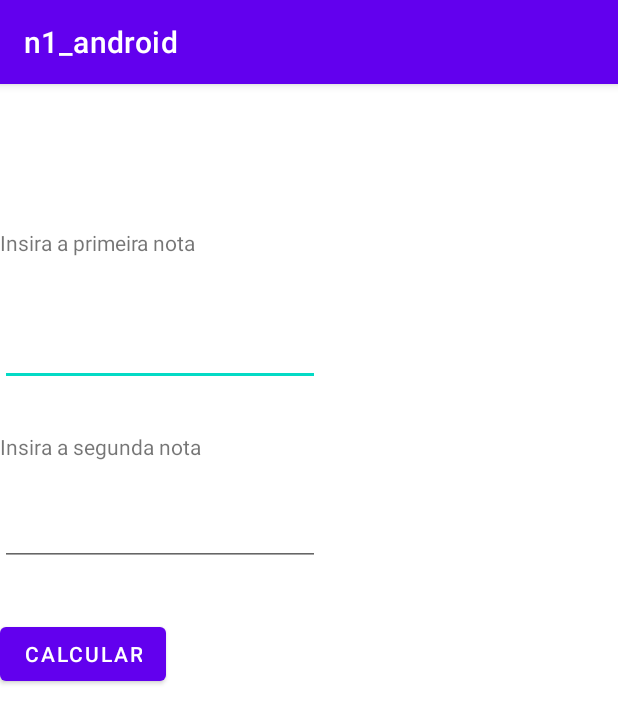
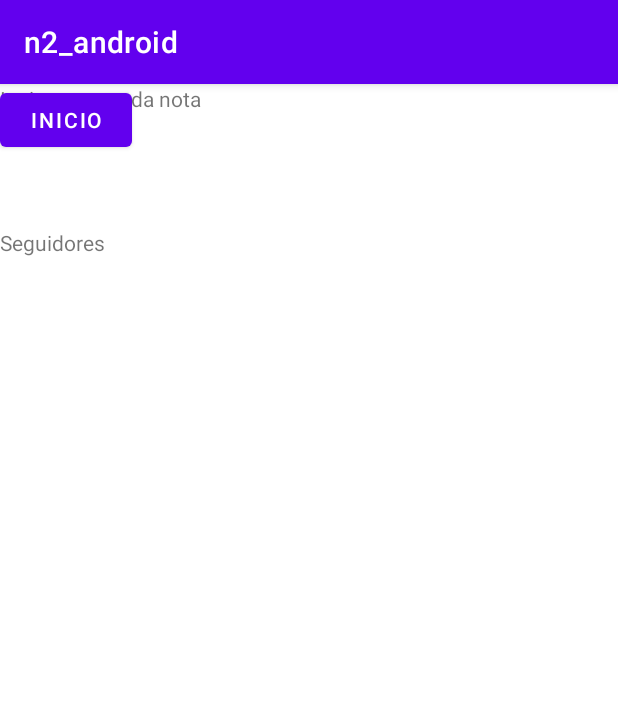
Before and after one commit to eduardo-neves/n2-android, an Android app: the screen it shows after launch (nota before the commit, followers after it), after a tap on "SEGUINTE", on a phone screen of 412 x 824 dp. Shown: the top 723 px of the screen. Run offline under Robolectric (Android 15) with nearby library versions, the phone set to English and light mode, and no system bars; 1 statement that could not run was skipped.

Commit message:
First commit

```diff
--- a/app/src/main/java/com/example/n1_android/MainActivity.java
+++ /dev/null
@@ -1,31 +0,0 @@
-package com.example.n1_android;
-
-import androidx.appcompat.app.AppCompatActivity;
-
-import android.content.Intent;
-import android.os.Bundle;
-import android.view.View;
-import android.widget.EditText;
-
-public class MainActivity extends AppCompatActivity {
-
-    EditText campoNome;
-
-    @Override
-    protected void onCreate(Bundle savedInstanceState) {
-        super.onCreate(savedInstanceState);
-        setContentView(R.layout.activity_main);
-
-        campoNome = (EditText)findViewById(R.id.campoNome);
-
-    }
-
-    public void seguinte(View v){
-
-        String nome;
-        nome = campoNome.getText().toString();
-        Intent i = new Intent(this, nota.class);
-        i.putExtra("nome", nome);
-        startActivity(i);
-    }
-}
--- a/app/src/main/java/com/example/n1_android/nota.java
+++ /dev/null
@@ -1,35 +0,0 @@
-package com.example.n1_android;
-
-import androidx.appcompat.app.AppCompatActivity;
-
-import android.content.Intent;
-import android.os.Bundle;
-import android.view.View;
-import android.widget.EditText;
-
-public class nota extends AppCompatActivity {
-
-    EditText nota1;
-    EditText nota2;
-
-    @Override
-    protected void onCreate(Bundle savedInstanceState) {
-        super.onCreate(savedInstanceState);
-        setContentView(R.layout.activity_nota);
-
-        nota1 = (EditText)findViewById(R.id.nota1);
-        nota2 = (EditText)findViewById(R.id.nota2);
-    }
-
-    public void calcular(View v){
-
-        float nota_1 = Float.parseFloat(nota1.getText().toString());
-        float nota_2 = Float.parseFloat(nota2.getText().toString());
-
-        float media = (nota_1 + nota_2) / 2;
-
-        Intent i = new Intent(this, resultado.class);
-        i.putExtra("media", media);
-        startActivity(i);
-    }
-}
--- /dev/null
+++ b/app/src/main/java/com/example/n2_android/MainActivity.java
@@ -0,0 +1,65 @@
+package com.example.n2_android;
+
+import androidx.appcompat.app.AppCompatActivity;
+
+import android.content.Intent;
+import android.os.Bundle;
+import android.view.View;
+import android.widget.TextView;
+
+import com.example.n2_android.R;
+
+import java.net.HttpURLConnection;
+import java.net.URL;
+import java.util.Scanner;
+
+public class MainActivity extends AppCompatActivity {
+
+    TextView txAPI;
+
+    @Override
+    protected void onCreate(Bundle savedInstanceState) {
+        super.onCreate(savedInstanceState);
+        setContentView(R.layout.activity_main);
+
+        txAPI = (TextView)findViewById(R.id.txAPI);
+        String result = "";
+
+        try {
+
+            URL url = new URL("https://api.github.com/users/giselezrossi/");
+
+            HttpURLConnection conn = (HttpURLConnection) url.openConnection();
+            conn.setRequestMethod("GET");
+            conn.connect();
+
+            int responsecode = conn.getResponseCode();
+            txAPI.setText(responsecode);
+
+            if (responsecode != 200) {
+                throw new RuntimeException("HttpResponseCode: " + responsecode);
+            } else {
+
+                String inline = "";
+                Scanner scanner = new Scanner(url.openStream());
+
+                while (scanner.hasNext()) {
+                    inline += scanner.nextLine();
+                }
+
+                scanner.close();
+
+            }
+
+        } catch (Exception e) {
+            e.printStackTrace();
+        }
+    }
+
+
+    public void seguinte(View v){
+
+        Intent i = new Intent(this, followers.class);
+        startActivity(i);
+    }
+}
--- /dev/null
+++ b/app/src/main/java/com/example/n2_android/followers.java
@@ -0,0 +1,66 @@
+package com.example.n2_android;
+
+import androidx.appcompat.app.AppCompatActivity;
+
+import android.content.Intent;
+import android.os.Bundle;
+import android.view.View;
+import android.widget.EditText;
+
+import com.example.n2_android.R;
+
+import java.net.HttpURLConnection;
+import java.net.URL;
+import java.util.Scanner;
+
+public class followers extends AppCompatActivity {
+
+    EditText txFollower;
+
+
+    @Override
+    protected void onCreate(Bundle savedInstanceState) {
+        super.onCreate(savedInstanceState);
+        setContentView(R.layout.activity_followers);
+
+        txFollower = (EditText)findViewById(R.id.txFollower);
+
+        String result = "";
+
+        try {
+
+            URL url = new URL("https://api.github.com/users/giselezrossi/followers");
+
+            HttpURLConnection conn = (HttpURLConnection) url.openConnection();
+            conn.setRequestMethod("GET");
+            conn.connect();
+
+            int responsecode = conn.getResponseCode();
+
+            if (responsecode != 200) {
+                throw new RuntimeException("HttpResponseCode: " + responsecode);
+            } else {
+
+                String inline = "";
+                Scanner scanner = new Scanner(url.openStream());
+
+                while (scanner.hasNext()) {
+                    inline += scanner.nextLine();
+                }
+
+                scanner.close();
+
+            }
+
+        } catch (Exception e) {
+            e.printStackTrace();
+        }
+
+    }
+
+    public void inicio(View v){
+
+        Intent i = new Intent(this, MainActivity.class);
+        startActivity(i);
+    }
+}
--- /dev/null
+++ b/app/src/main/res/layout/activity_followers.xml
@@ -0,0 +1,35 @@
+<?xml version="1.0" encoding="utf-8"?>
+<androidx.constraintlayout.widget.ConstraintLayout xmlns:android="http://schemas.android.com/apk/res/android"
+    xmlns:app="http://schemas.android.com/apk/res-auto"
+    xmlns:tools="http://schemas.android.com/tools"
+    android:layout_width="match_parent"
+    android:layout_height="match_parent"
+    tools:context="com.example.n2_android.followers">
+
+    <TextView
+        android:id="@+id/txFollower"
+        android:layout_width="wrap_content"
+        android:layout_height="wrap_content"
+        android:text="Insira a segunda nota"
+        tools:layout_editor_absoluteX="138dp"
+        tools:layout_editor_absoluteY="232dp" />
+
+    <Button
+        android:id="@+id/button2"
+        android:layout_width="wrap_content"
+        android:layout_height="wrap_content"
+        android:onClick="calcular"
+        android:text="Inicio"
+        tools:layout_editor_absoluteX="154dp"
+        tools:layout_editor_absoluteY="357dp" />
+
+    <TextView
+        android:id="@+id/textView"
+        android:layout_width="wrap_content"
+        android:layout_height="wrap_content"
+        android:layout_marginTop="96dp"
+        android:text="Seguidores"
+        app:layout_constraintTop_toTopOf="parent"
+        tools:layout_editor_absoluteX="139dp" />
+
+</androidx.constraintlayout.widget.ConstraintLayout>
--- a/app/src/main/res/layout/activity_nota.xml
+++ /dev/null
@@ -1,56 +0,0 @@
-<?xml version="1.0" encoding="utf-8"?>
-<androidx.constraintlayout.widget.ConstraintLayout xmlns:android="http://schemas.android.com/apk/res/android"
-    xmlns:app="http://schemas.android.com/apk/res-auto"
-    xmlns:tools="http://schemas.android.com/tools"
-    android:layout_width="match_parent"
-    android:layout_height="match_parent"
-    tools:context=".nota">
-
-    <TextView
-        android:id="@+id/textView2"
-        android:layout_width="wrap_content"
-        android:layout_height="wrap_content"
-        android:layout_marginTop="76dp"
-        android:text="Insira a segunda nota"
-        app:layout_constraintTop_toTopOf="@+id/nota1"
-        tools:layout_editor_absoluteX="138dp" />
-
-    <Button
-        android:id="@+id/button2"
-        android:layout_width="wrap_content"
-        android:layout_height="wrap_content"
-        android:layout_marginTop="80dp"
-        android:onClick="calcular"
-        android:text="Calcular"
-        app:layout_constraintTop_toTopOf="@+id/nota2"
-        tools:layout_editor_absoluteX="154dp" />
-
-    <TextView
-        android:id="@+id/textView"
-        android:layout_width="wrap_content"
-        android:layout_height="wrap_content"
-        android:layout_marginTop="96dp"
-        android:text="Insira a primeira nota"
-        app:layout_constraintTop_toTopOf="parent"
-        tools:layout_editor_absoluteX="139dp" />
-
-    <EditText
-        android:id="@+id/nota1"
-        android:layout_width="wrap_content"
-        android:layout_height="wrap_content"
-        android:layout_marginTop="60dp"
-        android:ems="10"
-        android:inputType="numberDecimal"
-        app:layout_constraintTop_toTopOf="@+id/textView"
-        tools:layout_editor_absoluteX="99dp" />
-
-    <EditText
-        android:id="@+id/nota2"
-        android:layout_width="wrap_content"
-        android:layout_height="wrap_content"
-        android:layout_marginTop="44dp"
-        android:ems="10"
-        android:inputType="numberDecimal"
-        app:layout_constraintTop_toTopOf="@+id/textView2"
-        tools:layout_editor_absoluteX="99dp" />
-</androidx.constraintlayout.widget.ConstraintLayout>
```
Also changed, not shown: app/src/main/AndroidManifest.xml (+4 -5 lines), app/src/main/java/com/example/n1_android/resultado.java (deleted, +0 -38 lines), app/src/main/res/layout/activity_main.xml (+23 -20 lines), app/src/main/res/layout/activity_resultado.xml (deleted, +0 -26 lines), 4 other files.
